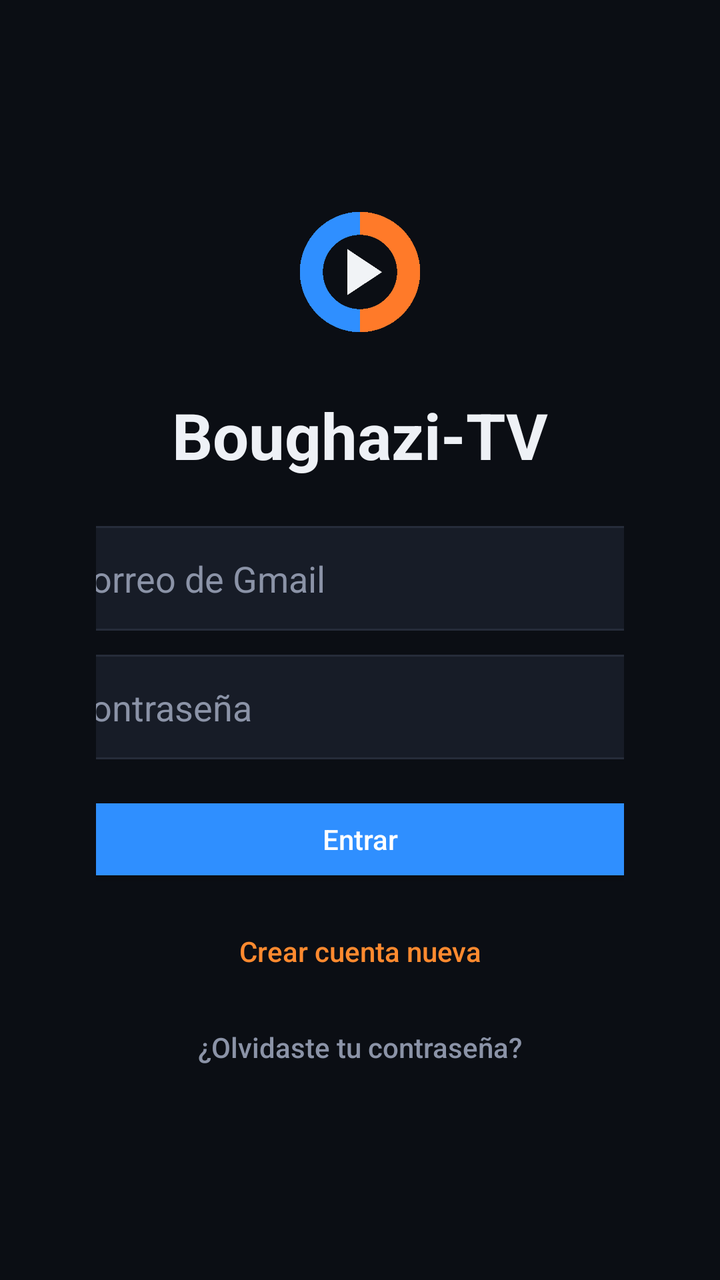
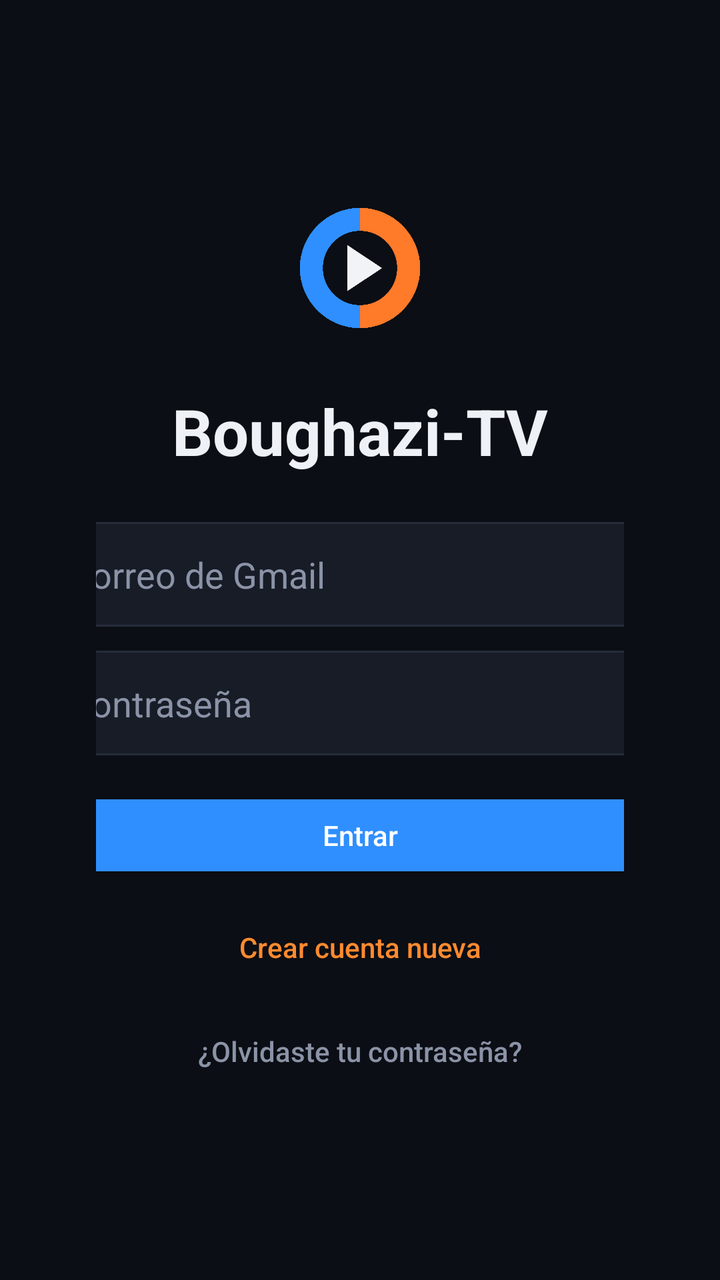

Screens rendered from an Android XML layout before and after an edit, with the pre-edit source and the edit as a unified diff.
<!-- AndroidManifest.xml: application theme Theme.BoughaziTV -->
<!-- res/layout/activity_main.xml -->
<?xml version="1.0" encoding="utf-8"?>
<FrameLayout xmlns:android="http://schemas.android.com/apk/res/android"
    xmlns:app="http://schemas.android.com/apk/res-auto"
    android:layout_width="match_parent"
    android:layout_height="match_parent"
    android:background="@color/bg_black">

    
    <LinearLayout
        android:id="@+id/loginSection"
        android:layout_width="match_parent"
        android:layout_height="match_parent"
        android:orientation="vertical"
        android:gravity="center"
        android:padding="48dp"
        android:visibility="visible">

        <ImageView
            android:layout_width="88dp"
            android:layout_height="88dp"
            android:src="@drawable/app_logo"
            android:layout_marginBottom="16dp" />

        <TextView
            android:layout_width="wrap_content"
            android:layout_height="wrap_content"
            android:text="@string/app_name"
            android:textColor="@color/white"
            android:textSize="32sp"
            android:textStyle="bold"
            android:layout_marginBottom="24dp" />

        <EditText
            android:id="@+id/loginEmail"
            android:layout_width="320dp"
            android:layout_height="wrap_content"
            android:hint="Correo de Gmail"
            android:inputType="textEmailAddress"
            android:textColor="@color/white"
            android:textColorHint="@color/muted_gray"
            android:padding="14dp"
            android:background="@drawable/input_background"
            android:layout_marginBottom="12dp" />

        <EditText
            android:id="@+id/loginPassword"
            android:layout_width="320dp"
            android:layout_height="wrap_content"
            android:hint="Contraseña"
            android:inputType="textPassword"
            android:textColor="@color/white"
            android:textColorHint="@color/muted_gray"
            android:padding="14dp"
            android:background="@drawable/input_background"
            android:layout_marginBottom="16dp" />

        <Button
            android:id="@+id/loginSubmitBtn"
            android:layout_width="320dp"
            android:layout_height="wrap_content"
            android:text="Entrar"
            android:textAllCaps="false"
            android:backgroundTint="@color/accent_blue"
            android:layout_marginBottom="8dp" />

        <Button
            android:id="@+id/signUpBtn"
            android:layout_width="320dp"
            android:layout_height="wrap_content"
            android:text="Crear cuenta nueva"
            android:textAllCaps="false"
            android:background="@android:color/transparent"
            android:textColor="@color/accent_orange" />

        <Button
            android:id="@+id/forgotPasswordBtn"
            android:layout_width="320dp"
            android:layout_height="wrap_content"
            android:text="¿Olvidaste tu contraseña?"
            android:textAllCaps="false"
            android:background="@android:color/transparent"
            android:textColor="@color/muted_gray" />

        <TextView
            android:id="@+id/loginError"
            android:layout_width="320dp"
            android:layout_height="wrap_content"
            android:textColor="@color/error_red"
            android:layout_marginTop="8dp"
            android:visibility="gone" />
    </LinearLayout>

    
    <LinearLayout
        android:id="@+id/codeSection"
        android:layout_width="match_parent"
        android:layout_height="match_parent"
        android:orientation="vertical"
        android:gravity="center"
        android:padding="48dp"
        android:visibility="gone">

        <TextView
            android:layout_width="wrap_content"
            android:layout_height="wrap_content"
            android:text="Introduce tu código de activación"
            android:textColor="@color/white"
            android:textSize="22sp"
            android:textStyle="bold"
            android:layout_marginBottom="8dp" />

        <TextView
            android:layout_width="320dp"
            android:layout_height="wrap_content"
            android:text="Te lo ha dado la persona que activó tu televisión. Solo hace falta la primera vez."
            android:textColor="@color/muted_gray"
            android:gravity="center"
            android:layout_marginBottom="20dp" />

        <EditText
            android:id="@+id/codeInput"
            android:layout_width="320dp"
            android:layout_height="wrap_content"
            android:hint="Código"
            android:inputType="textCapCharacters"
            android:textColor="@color/white"
            android:textColorHint="@color/muted_gray"
            android:padding="14dp"
            android:background="@drawable/input_background"
            android:layout_marginBottom="16dp" />

        <Button
            android:id="@+id/codeSubmitBtn"
            android:layout_width="320dp"
            android:layout_height="wrap_content"
            android:text="Activar"
            android:textAllCaps="false"
            android:backgroundTint="@color/accent_orange" />

        <TextView
            android:id="@+id/codeError"
            android:layout_width="320dp"
            android:layout_height="wrap_content"
            android:textColor="@color/error_red"
            android:layout_marginTop="8dp"
            android:visibility="gone" />
    </LinearLayout>

    
    <FrameLayout
        android:id="@+id/mainSection"
        android:layout_width="match_parent"
        android:layout_height="match_parent"
        android:visibility="gone">

        <androidx.media3.ui.PlayerView
            android:id="@+id/playerView"
            android:layout_width="match_parent"
            android:layout_height="match_parent"
            app:use_controller="false"
            app:resize_mode="fill" />

        
        <androidx.recyclerview.widget.RecyclerView
            android:id="@+id/categoriesList"
            android:layout_width="220dp"
            android:layout_height="match_parent"
            android:background="#CC0B0E14"
            android:paddingTop="24dp"
            android:visibility="gone" />

        
        <androidx.recyclerview.widget.RecyclerView
            android:id="@+id/channelsList"
            android:layout_width="280dp"
            android:layout_height="match_parent"
            android:layout_gravity="start"
            android:layout_marginStart="220dp"
            android:background="#B30B0E14"
            android:paddingTop="24dp"
            android:visibility="gone" />

        
        <LinearLayout
            android:id="@+id/osdContainer"
            android:layout_width="match_parent"
            android:layout_height="wrap_content"
            android:layout_gravity="bottom"
            android:layout_marginBottom="64dp"
            android:orientation="horizontal"
            android:gravity="center_vertical"
            android:background="#D0121620"
            android:padding="16dp"
            android:visibility="gone">

            <ImageView
                android:id="@+id/osdLogo"
                android:layout_width="48dp"
                android:layout_height="48dp"
                android:layout_marginEnd="16dp" />

            <TextView
                android:id="@+id/osdNumber"
                android:layout_width="wrap_content"
                android:layout_height="wrap_content"
                android:textColor="@color/accent_orange"
                android:textSize="26sp"
                android:textStyle="bold"
                android:layout_marginEnd="16dp" />

            <TextView
                android:id="@+id/osdName"
                android:layout_width="wrap_content"
                android:layout_height="wrap_content"
                android:textColor="@color/white"
                android:textSize="22sp" />
        </LinearLayout>

        <TextView
            android:id="@+id/loadingText"
            android:layout_width="wrap_content"
            android:layout_height="wrap_content"
            android:layout_gravity="center"
            android:text="Cargando canales…"
            android:textColor="@color/white"
            android:textSize="16sp"
            android:visibility="gone" />

        
        <FrameLayout
            android:id="@+id/adContainer"
            android:layout_width="match_parent"
            android:layout_height="wrap_content"
            android:layout_gravity="bottom"
            android:background="#0B0E14" />
    </FrameLayout>

</FrameLayout>
<!-- resources referenced by this layout -->
<resources>
  <color name="accent_blue">#2F8FFF</color>
  <color name="accent_orange">#FF8A2F</color>
  <color name="bg_black">#0B0E14</color>
  <color name="error_red">#FF4D5E</color>
  <color name="muted_gray">#8B93A7</color>
  <color name="white">#EEF1F6</color>
  <!-- drawable app_logo: png bitmap (drawable, 5796 bytes) -->
  <!-- drawable input_background (drawable) -->
  <?xml version="1.0" encoding="utf-8"?>
  <shape xmlns:android="http://schemas.android.com/apk/res/android" android:shape="rectangle">
      <solid android:color="#171C27" />
      <corners android:radius="8dp" />
      <stroke android:width="1dp" android:color="#262C3A" />
  </shape>
  <string name="app_name">Boughazi-TV</string>
  <style name="Theme.BoughaziTV" parent="Theme.AppCompat.NoActionBar">
          <item name="android:windowBackground">@color/bg_black</item>
          <item name="colorPrimary">@color/accent_blue</item>
          <item name="colorAccent">@color/accent_orange</item>
      </style>
</resources>

<!-- the commit's change to res/layout/activity_main.xml (unified diff, before → after) -->
@@ -69,8 +69,9 @@
             android:layout_height="wrap_content"
             android:text="Crear cuenta nueva"
             android:textAllCaps="false"
-            android:background="@android:color/transparent"
-            android:textColor="@color/accent_orange" />
+            android:background="@drawable/text_button_selector"
+            android:textColor="@color/accent_orange"
+            android:layout_marginBottom="4dp" />
 
         <Button
             android:id="@+id/forgotPasswordBtn"
@@ -78,7 +79,7 @@
             android:layout_height="wrap_content"
             android:text="¿Olvidaste tu contraseña?"
             android:textAllCaps="false"
-            android:background="@android:color/transparent"
+            android:background="@drawable/text_button_selector"
             android:textColor="@color/muted_gray" />
 
         <TextView
<!-- resource entries referenced after the edit -->
@@ -14,6 +14,28 @@
       <corners android:radius="8dp" />
       <stroke android:width="1dp" android:color="#262C3A" />
   </shape>
+  <!-- drawable text_button_selector (drawable) -->
+  <?xml version="1.0" encoding="utf-8"?>
+  <selector xmlns:android="http://schemas.android.com/apk/res/android">
+      <item android:state_focused="true">
+          <shape android:shape="rectangle">
+              <solid android:color="#332F8FFF" />
+              <corners android:radius="8dp" />
+              <stroke android:width="2dp" android:color="#2F8FFF" />
+          </shape>
+      </item>
+      <item android:state_pressed="true">
+          <shape android:shape="rectangle">
+              <solid android:color="#33FF8A2F" />
+              <corners android:radius="8dp" />
+          </shape>
+      </item>
+      <item>
+          <shape android:shape="rectangle">
+              <solid android:color="@android:color/transparent" />
+          </shape>
+      </item>
+  </selector>
   <string name="app_name">Boughazi-TV</string>
   <style name="Theme.BoughaziTV" parent="Theme.AppCompat.NoActionBar">
           <item name="android:windowBackground">@color/bg_black</item>
